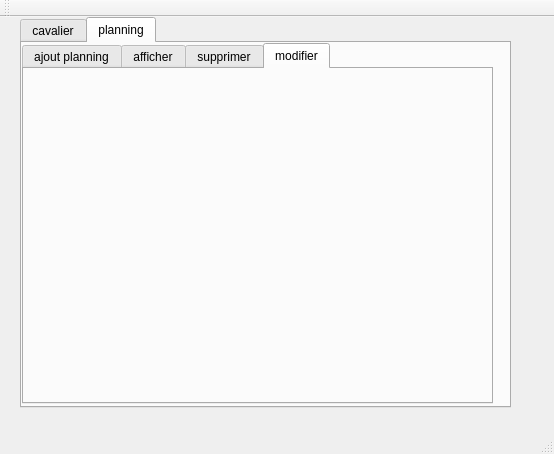
First picture: the form in cavalier/mainwindow.ui, repository soumaya-nheri/Smart-Club-2A26, before the edit.
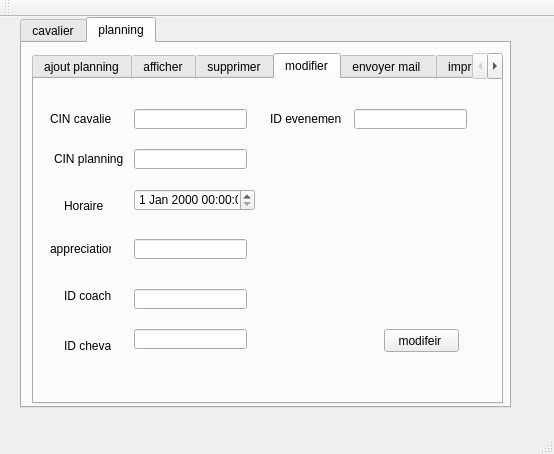
Second picture: the form after the edit. The open tabs and pages were chosen to show the change.

```diff
--- a/cavalier/mainwindow.ui
+++ b/cavalier/mainwindow.ui
@@ -642,10 +642,10 @@
      <widget class="QTabWidget" name="tabWidget_2">
       <property name="geometry">
        <rect>
-        <x>0</x>
-        <y>0</y>
+        <x>10</x>
+        <y>10</y>
         <width>471</width>
-        <height>361</height>
+        <height>351</height>
        </rect>
       </property>
       <property name="currentIndex">
@@ -670,6 +670,262 @@
        <attribute name="title">
         <string>modifier</string>
        </attribute>
+       <widget class="QPushButton" name="modifier_planning">
+        <property name="geometry">
+         <rect>
+          <x>350</x>
+          <y>250</y>
+          <width>75</width>
+          <height>23</height>
+         </rect>
+        </property>
+        <property name="text">
+         <string>modifeir </string>
+        </property>
+       </widget>
+       <widget class="QLabel" name="label_32">
+        <property name="geometry">
+         <rect>
+          <x>16</x>
+          <y>30</y>
+          <width>61</width>
+          <height>20</height>
+         </rect>
+        </property>
+        <property name="text">
+         <string>CIN cavalier</string>
+        </property>
+       </widget>
+       <widget class="QLabel" name="label_33">
+        <property name="geometry">
+         <rect>
+          <x>20</x>
+          <y>70</y>
+          <width>71</width>
+          <height>20</height>
+         </rect>
+        </property>
+        <property name="text">
+         <string>CIN planning</string>
+        </property>
+       </widget>
+       <widget class="QLabel" name="label_34">
+        <property name="geometry">
+         <rect>
+          <x>30</x>
+          <y>120</y>
+          <width>47</width>
+          <height>14</height>
+         </rect>
+        </property>
+        <property name="text">
+         <string>Horaire</string>
+        </property>
+       </widget>
+       <widget class="QLabel" name="label_35">
+        <property name="geometry">
+         <rect>
+          <x>16</x>
+          <y>160</y>
+          <width>61</width>
+          <height>20</height>
+         </rect>
+        </property>
+        <property name="text">
+         <string>appreciation</string>
+        </property>
+       </widget>
+       <widget class="QLabel" name="label_36">
+        <property name="geometry">
+         <rect>
+          <x>30</x>
+          <y>210</y>
+          <width>47</width>
+          <height>14</height>
+         </rect>
+        </property>
+        <property name="text">
+         <string>ID coach </string>
+        </property>
+       </widget>
+       <widget class="QLabel" name="label_37">
+        <property name="geometry">
+         <rect>
+          <x>30</x>
+          <y>260</y>
+          <width>47</width>
+          <height>14</height>
+         </rect>
+        </property>
+        <property name="text">
+         <string>ID cheval</string>
+        </property>
+       </widget>
+       <widget class="QLabel" name="label_38">
+        <property name="geometry">
+         <rect>
+          <x>236</x>
+          <y>30</y>
+          <width>71</width>
+          <height>20</height>
+         </rect>
+        </property>
+        <property name="text">
+         <string>ID evenement</string>
+        </property>
+       </widget>
+       <widget class="QLineEdit" name="CIN_CAVALIER">
+        <property name="geometry">
+         <rect>
+          <x>100</x>
+          <y>30</y>
+          <width>113</width>
+          <height>20</height>
+         </rect>
+        </property>
+       </widget>
+       <widget class="QLineEdit" name="CIN_PLANNING">
+        <property name="geometry">
+         <rect>
+          <x>100</x>
+          <y>70</y>
+          <width>113</width>
+          <height>20</height>
+         </rect>
+        </property>
+       </widget>
+       <widget class="QLineEdit" name="APPRECIATION">
+        <property name="geometry">
+         <rect>
+          <x>100</x>
+          <y>160</y>
+          <width>113</width>
+          <height>20</height>
+         </rect>
+        </property>
+       </widget>
+       <widget class="QLineEdit" name="ID_COACH">
+        <property name="geometry">
+         <rect>
+          <x>100</x>
+          <y>210</y>
+          <width>113</width>
+          <height>20</height>
+         </rect>
+        </property>
+       </widget>
+       <widget class="QLineEdit" name="ID_CHEVAL">
+        <property name="geometry">
+         <rect>
+          <x>100</x>
+          <y>250</y>
+          <width>113</width>
+          <height>20</height>
+         </rect>
+        </property>
+       </widget>
+       <widget class="QLineEdit" name="ID_EVENEMENT">
+        <property name="geometry">
+         <rect>
+          <x>320</x>
+          <y>30</y>
+          <width>113</width>
+          <height>20</height>
+         </rect>
+        </property>
+       </widget>
+       <widget class="QDateTimeEdit" name="HORAIRE">
+        <property name="geometry">
+         <rect>
+          <x>100</x>
+          <y>110</y>
+          <width>121</width>
+          <height>22</height>
+         </rect>
+        </property>
+       </widget>
+      </widget>
+      <widget class="QWidget" name="tab_11">
+       <attribute name="title">
+        <string>envoyer mail </string>
+       </attribute>
+       <widget class="QLineEdit" name="id_cavalier_2">
+        <property name="geometry">
+         <rect>
+          <x>200</x>
+          <y>90</y>
+          <width>113</width>
+          <height>20</height>
+         </rect>
+        </property>
+       </widget>
+       <widget class="QPushButton" name="envoyermail">
+        <property name="geometry">
+         <rect>
+          <x>310</x>
+          <y>220</y>
+          <width>131</width>
+          <height>23</height>
+         </rect>
+        </property>
+        <property name="text">
+         <string>envoyer mail</string>
+        </property>
+       </widget>
+       <widget class="QLabel" name="label_30">
+        <property name="geometry">
+         <rect>
+          <x>80</x>
+          <y>90</y>
+          <width>71</width>
+          <height>16</height>
+         </rect>
+        </property>
+        <property name="text">
+         <string>ID cavalier </string>
+        </property>
+       </widget>
+      </widget>
+      <widget class="QWidget" name="tab_12">
+       <attribute name="title">
+        <string>imprimer</string>
+       </attribute>
+       <widget class="QLabel" name="label_31">
+        <property name="geometry">
+         <rect>
+          <x>40</x>
+          <y>100</y>
+          <width>71</width>
+          <height>20</height>
+         </rect>
+        </property>
+        <property name="text">
+         <string>ID CAVALIER </string>
+        </property>
+       </widget>
+       <widget class="QLineEdit" name="IDcavalier_2">
+        <property name="geometry">
+         <rect>
+          <x>150</x>
+          <y>100</y>
+          <width>113</width>
+          <height>20</height>
+         </rect>
+        </property>
+       </widget>
+       <widget class="QPushButton" name="imprimer_planning">
+        <property name="geometry">
+         <rect>
+          <x>300</x>
+          <y>160</y>
+          <width>151</width>
+          <height>23</height>
+         </rect>
+        </property>
+        <property name="text">
+         <string>imprimmer planning </string>
+        </property>
+       </widget>
       </widget>
      </widget>
     </widget>
```
Left out of the diff: 247 changed lines with no effect on the pictures.
